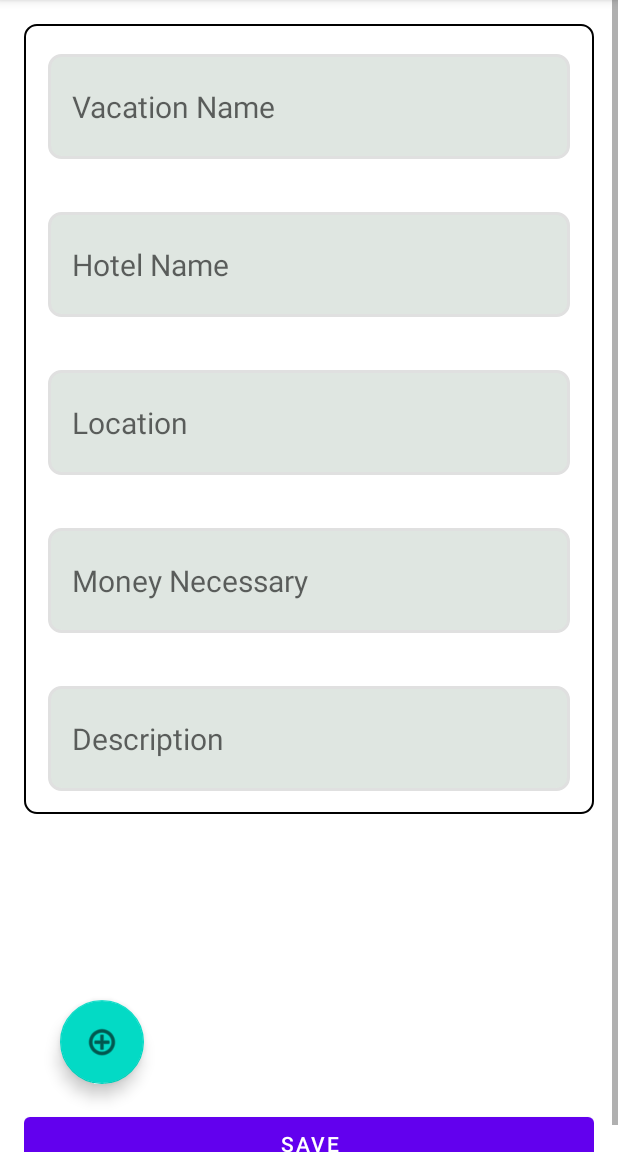
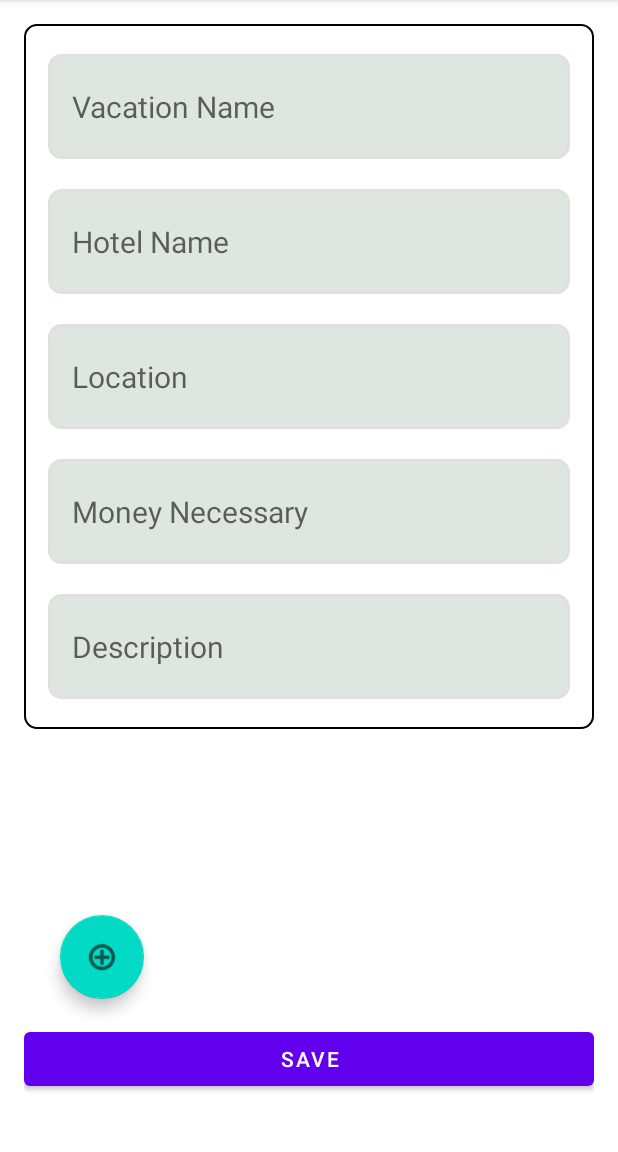
Before and after one commit to PeterPetkov-student/DesiredVacation, an Android app: the screen it shows after launch (MainActivity), after a tap on "Add New Hotel", on a phone screen of 412 x 824 dp, the part 84-1236 px from its top. Run offline under Robolectric (Android 15) with nearby library versions, the phone set to English and light mode, and no system bars; our stand-ins replace Room's generated code.

Commit message:
After comments changes

```diff
--- a/app/src/main/res/layout/fragment_add_vacation.xml
+++ b/app/src/main/res/layout/fragment_add_vacation.xml
@@ -50,6 +50,7 @@
             android:layout_width="wrap_content"
             android:layout_height="wrap_content"
             app:customHint="@string/vacation_name_req"
+            android:paddingTop="10dp"
             android:contentDescription="@string/add_vacation_name"
             app:layout_constraintEnd_toEndOf="parent"
             app:layout_constraintStart_toStartOf="parent"
@@ -93,6 +94,7 @@
             android:id="@+id/vacation_description"
             android:layout_width="wrap_content"
             android:layout_height="wrap_content"
+            android:paddingBottom="10dp"
             app:customHint="@string/vacation_description_req"
             app:layout_constraintEnd_toEndOf="parent"
             app:layout_constraintStart_toStartOf="parent"
--- a/app/src/main/res/layout/widget_custom_edit_text.xml
+++ b/app/src/main/res/layout/widget_custom_edit_text.xml
@@ -12,8 +12,7 @@
         android:layout_width="match_parent"
         android:layout_height="wrap_content"
         android:layout_alignParentTop="true"
-        android:layout_marginTop="10dp"
-        android:layout_marginBottom="5dp"
+
         android:background="@null"
         android:clickable="true"
         android:focusable="true"
```
